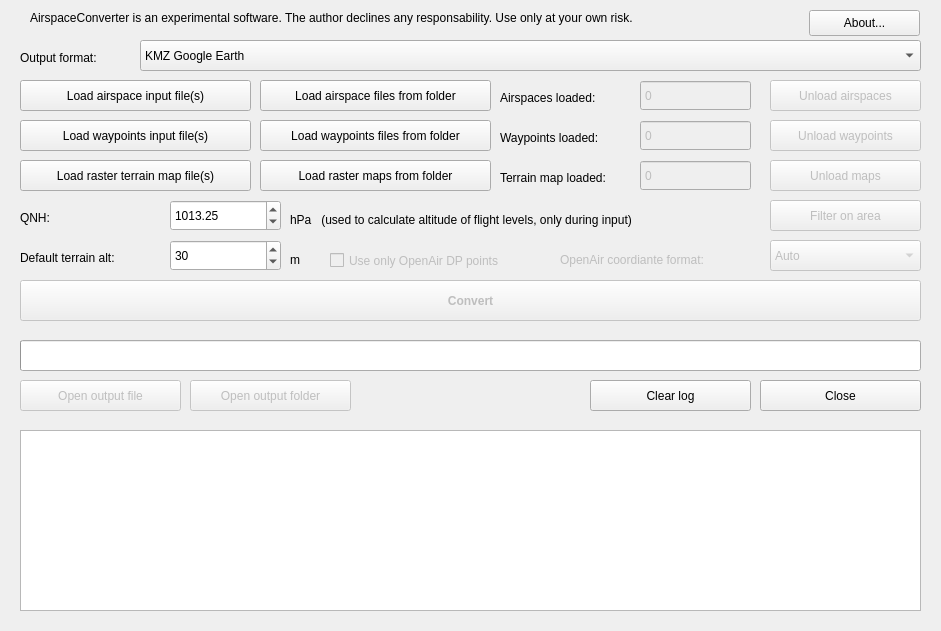
Before: the Qt Designer form AirspaceConverterQt/mainwindow.ui in alus-it/AirspaceConverter, drawn with Qt 5.
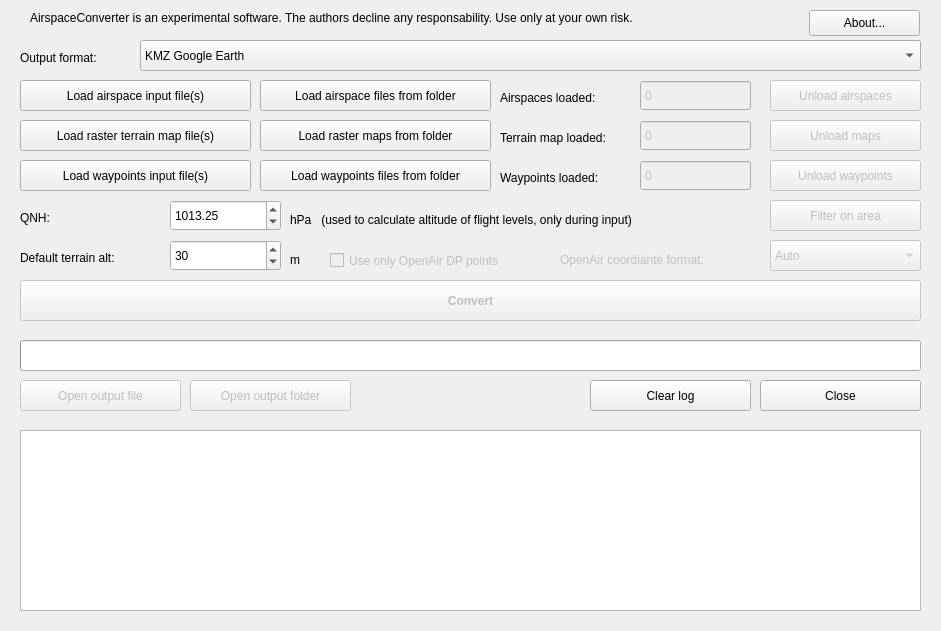
After: the same form once the commit is applied. Icons and pictures are not drawn.

Commit message: Adapted Qt interface to get terrain altitude for WPs with null altitude

Patch:
```diff
--- a/AirspaceConverterQt/mainwindow.ui
+++ b/AirspaceConverterQt/mainwindow.ui
@@ -174,7 +174,7 @@
      <locale language="English" country="UnitedStates"/>
     </property>
     <property name="text">
-     <string>AirspaceConverter is an experimental software. The author declines any responsability. Use only at your own risk.</string>
+     <string>AirspaceConverter is an experimental software. The authors decline any responsability. Use only at your own risk.</string>
     </property>
    </widget>
    <widget class="QPushButton" name="loadAirspaceFolderButton">
@@ -200,7 +200,7 @@
     <property name="geometry">
      <rect>
       <x>20</x>
-      <y>120</y>
+      <y>160</y>
       <width>231</width>
       <height>31</height>
      </rect>
@@ -219,7 +219,7 @@
     <property name="geometry">
      <rect>
       <x>260</x>
-      <y>120</y>
+      <y>160</y>
       <width>231</width>
       <height>31</height>
      </rect>
@@ -238,7 +238,7 @@
     <property name="geometry">
      <rect>
       <x>20</x>
-      <y>160</y>
+      <y>120</y>
       <width>231</width>
       <height>31</height>
      </rect>
@@ -257,7 +257,7 @@
     <property name="geometry">
      <rect>
       <x>260</x>
-      <y>160</y>
+      <y>120</y>
       <width>231</width>
       <height>31</height>
      </rect>
@@ -292,7 +292,7 @@
     <property name="geometry">
      <rect>
       <x>500</x>
-      <y>170</y>
+      <y>130</y>
       <width>141</width>
       <height>16</height>
      </rect>
@@ -308,7 +308,7 @@
     <property name="geometry">
      <rect>
       <x>500</x>
-      <y>130</y>
+      <y>170</y>
       <width>141</width>
       <height>16</height>
      </rect>
@@ -355,7 +355,7 @@
     <property name="geometry">
      <rect>
       <x>640</x>
-      <y>160</y>
+      <y>120</y>
       <width>111</width>
       <height>31</height>
      </rect>
@@ -383,7 +383,7 @@
     <property name="geometry">
      <rect>
       <x>640</x>
-      <y>120</y>
+      <y>160</y>
       <width>111</width>
       <height>31</height>
      </rect>
@@ -411,7 +411,7 @@
     <property name="geometry">
      <rect>
       <x>770</x>
-      <y>120</y>
+      <y>160</y>
       <width>151</width>
       <height>31</height>
      </rect>
@@ -433,7 +433,7 @@
     <property name="geometry">
      <rect>
       <x>770</x>
-      <y>160</y>
+      <y>120</y>
       <width>151</width>
       <height>31</height>
      </rect>
```
The commit also changes 1 other file.
